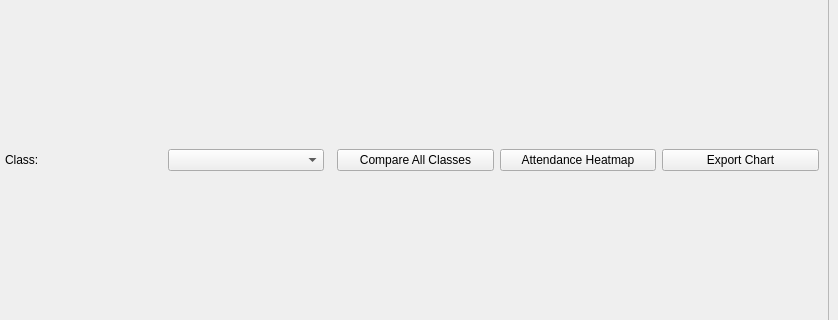
imndllnuri/students-attendance-app, file ui/main_window.ui: the form before one commit; both pictures show x 240 to 1078 and y 334 to 654 of the 1078 by 941 pixel window.
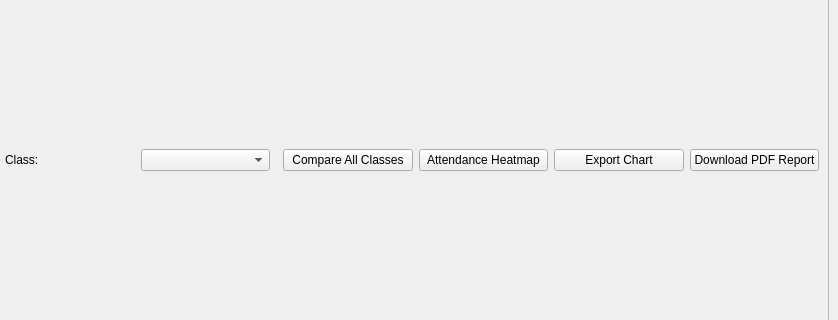
The form after the commit. The open tabs and pages were chosen to show the change. Icons and pictures are not drawn.

Commit message:
#31: Downloadable PDF statistics report
"Download PDF Report" combines class policy, present/late/absent
rates, the at-risk-students list, and the trend chart into a
single-page PDF for the selected class.

```diff
--- a/ui/main_window.ui
+++ b/ui/main_window.ui
@@ -632,6 +632,11 @@
               <property name="text"><string>Export Chart</string></property>
              </widget>
             </item>
+            <item>
+             <widget class="QPushButton" name="export_pdf_report_btn">
+              <property name="text"><string>Download PDF Report</string></property>
+             </widget>
+            </item>
            </layout>
           </item>
           <item>
```
The commit also changes 3 other files.
